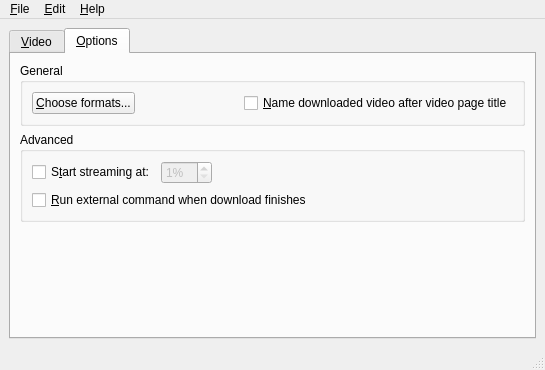
Old version of the form rc/mainwnd.ui in the repository guendto/abby.
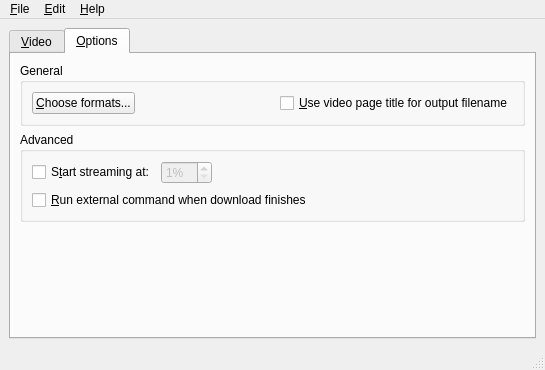
New version of the form. The open tabs and pages were chosen to show the change. Icons and pictures are not drawn.

Commit message: Change: --title checkbox text.

The edit to the form file:
```diff
--- a/rc/mainwnd.ui
+++ b/rc/mainwnd.ui
@@ -497,7 +497,7 @@
                 <string>Use video page title for naming the downloaded file</string>
                </property>
                <property name="text" >
-                <string>&amp;Name downloaded video after video page title</string>
+                <string>&amp;Use video page title for output filename</string>
                </property>
               </widget>
              </item>
```
